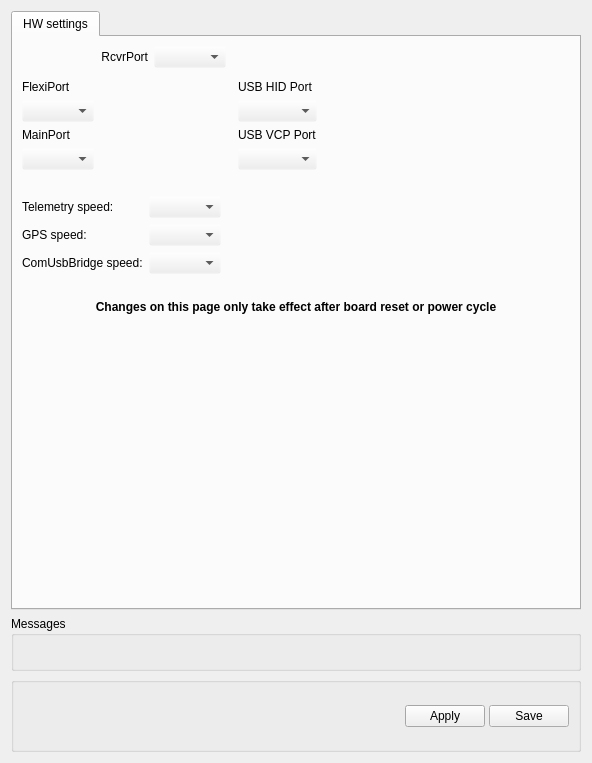
Qt form ground/openpilotgcs/src/plugins/config/cc_hw_settings.ui (openpilot/OpenPilot) before a commit.
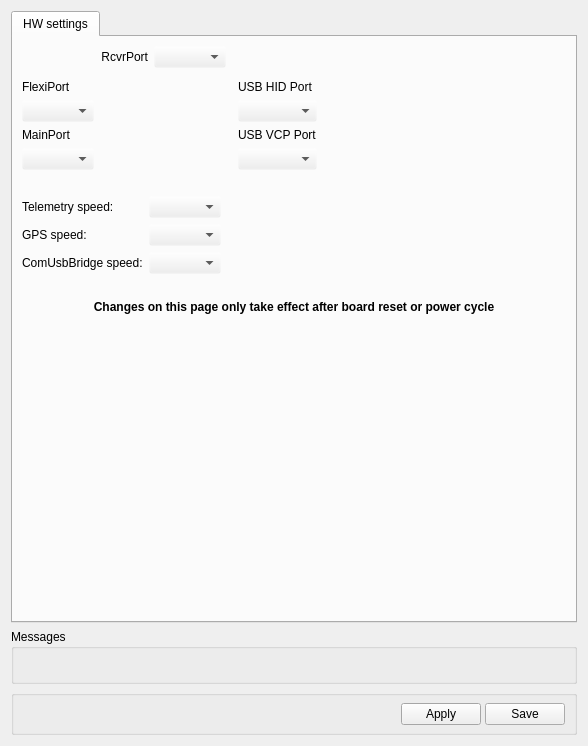
The same form after that commit. Icons and pictures are not drawn.

Commit message: fixed save area in all forms, shrunk down the output form upper groupbox a bit

The edit to the form file:
```diff
--- a/ground/openpilotgcs/src/plugins/config/cc_hw_settings.ui
+++ b/ground/openpilotgcs/src/plugins/config/cc_hw_settings.ui
@@ -6,8 +6,8 @@
    <rect>
     <x>0</x>
     <y>0</y>
-    <width>592</width>
-    <height>763</height>
+    <width>588</width>
+    <height>746</height>
    </rect>
   </property>
   <property name="windowTitle">
@@ -107,8 +107,8 @@
            <rect>
             <x>0</x>
             <y>0</y>
-            <width>562</width>
-            <height>567</height>
+            <width>558</width>
+            <height>580</height>
            </rect>
           </property>
           <layout class="QVBoxLayout" name="verticalLayout">
@@ -385,7 +385,7 @@
    <item>
     <widget class="QGroupBox" name="groupBox">
      <property name="sizePolicy">
-      <sizepolicy hsizetype="Preferred" vsizetype="Minimum">
+      <sizepolicy hsizetype="Preferred" vsizetype="Fixed">
        <horstretch>0</horstretch>
        <verstretch>0</verstretch>
       </sizepolicy>
@@ -393,18 +393,28 @@
      <property name="minimumSize">
       <size>
        <width>0</width>
-       <height>75</height>
+       <height>45</height>
+      </size>
+     </property>
+     <property name="maximumSize">
+      <size>
+       <width>16777215</width>
+       <height>45</height>
       </size>
      </property>
      <property name="title">
       <string/>
      </property>
-     <layout class="QVBoxLayout" name="verticalLayout_4">
-      <item>
        <layout class="QHBoxLayout" name="horizontalLayout_2">
         <property name="spacing">
          <number>4</number>
         </property>
+      <property name="topMargin">
+       <number>0</number>
+      </property>
+      <property name="bottomMargin">
+       <number>0</number>
+      </property>
         <item>
          <spacer name="horizontalSpacer">
           <property name="orientation">
@@ -412,8 +422,8 @@
           </property>
           <property name="sizeHint" stdset="0">
            <size>
-            <width>40</width>
-            <height>20</height>
+          <width>369</width>
+          <height>16</height>
            </size>
           </property>
          </spacer>
@@ -428,14 +438,14 @@
           </property>
           <property name="minimumSize">
            <size>
-            <width>32</width>
-            <height>32</height>
+          <width>25</width>
+          <height>26</height>
            </size>
           </property>
           <property name="maximumSize">
            <size>
-            <width>32</width>
-            <height>32</height>
+          <width>25</width>
+          <height>26</height>
            </size>
           </property>
           <property name="toolTip">
@@ -450,8 +460,8 @@
           </property>
           <property name="iconSize">
            <size>
-            <width>32</width>
-            <height>32</height>
+          <width>25</width>
+          <height>25</height>
            </size>
           </property>
           <property name="flat">
@@ -559,8 +569,6 @@
            <string>Save</string>
           </property>
          </widget>
-        </item>
-       </layout>
       </item>
      </layout>
     </widget>
```
Lines whose indentation alone changed are shown as unchanged. The commit also changes 6 other files.
